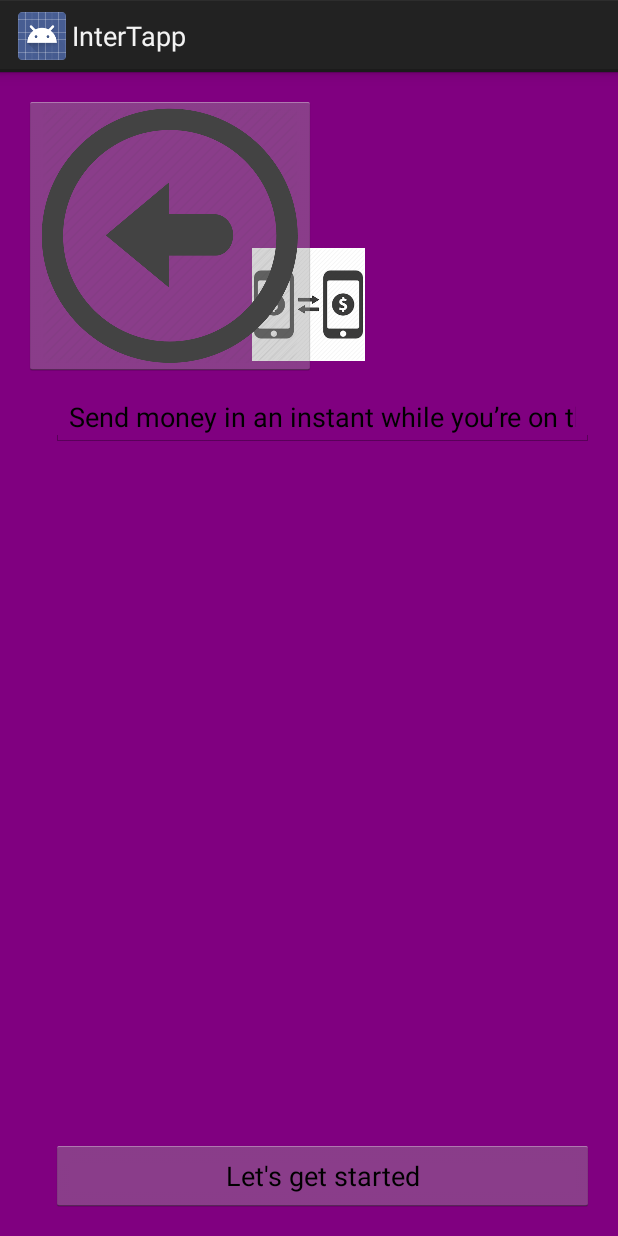
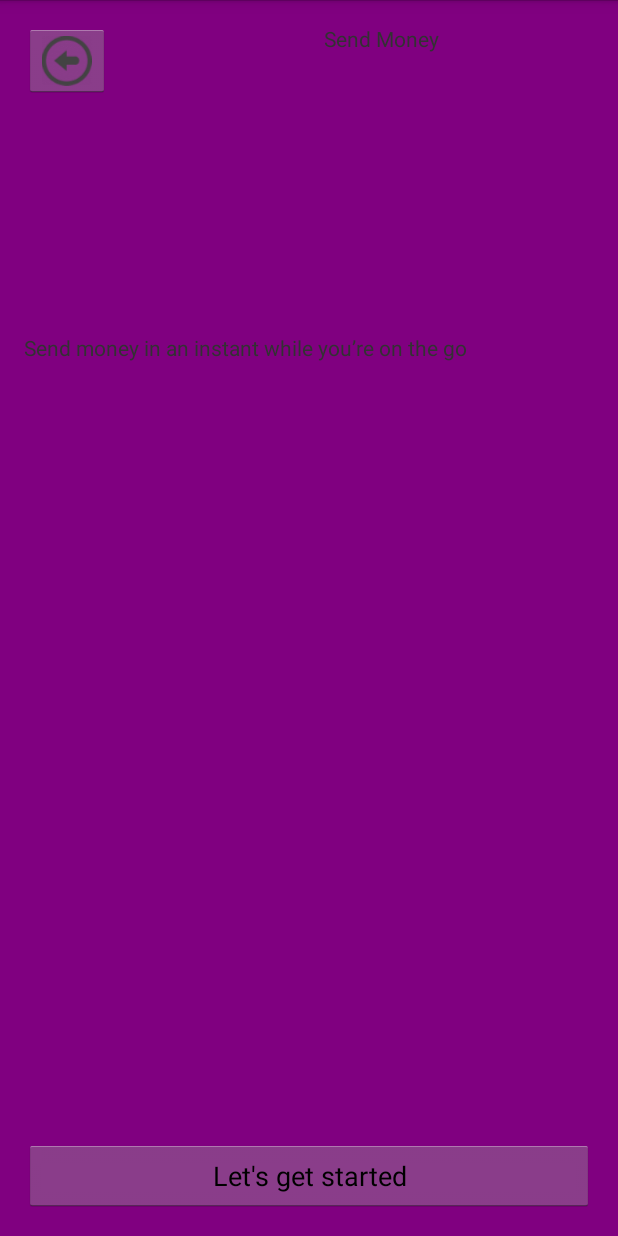
Before and after one commit to jadenyjw/intertap, an Android app: the screen it shows after launch (NFCActivity), on a phone screen of 412 x 824 dp. Run offline under Robolectric (Android 15) with nearby library versions, the phone set to English and light mode, and no system bars; our stand-ins replace Volley.

Commit message:
send moeny

```diff
--- a/app/src/main/java/com/intertapp/NFCActivity.java
+++ b/app/src/main/java/com/intertapp/NFCActivity.java
@@ -8,7 +8,10 @@ import android.nfc.NfcEvent;
 import android.os.Bundle;
 import android.view.Menu;
 import android.view.MenuItem;
+import android.view.View;
+import android.widget.Button;
 import android.widget.EditText;
+import android.widget.ImageButton;
 import android.widget.TextView;
 import android.widget.Toast;
 
@@ -42,6 +45,8 @@ public class NFCActivity extends Activity implements NfcAdapter.CreateNdefMessag
     private final String secretKey = "XyhKlB3ySVGpeNHAWR7XwkASvpiymC/Sr4GQDyZs+YM="; //lul
     private final String salt = "uthacks";
     private String accessToken;
+    private Button getStarted;
+    private ImageButton backbutton;
 
     @Override
     protected void onCreate(Bundle savedInstanceState) {
@@ -60,7 +65,26 @@ public class NFCActivity extends Activity implements NfcAdapter.CreateNdefMessag
         }
 
         mAdapter.setNdefPushMessageCallback(this, this);
+        backbutton = (ImageButton) findViewById(R.id.imageButton2);//get id of button 1
+        getStarted = (Button) findViewById(R.id.button3);//get id of button 2
 
+        backbutton.setOnClickListener(new View.OnClickListener() {
+            @Override
+            public void onClick(View view) {
+
+            }
+        });
+        getStarted.setOnClickListener(new View.OnClickListener() {
+            @Override
+            public void onClick(View view) {
+            EditText amount = (EditText) findViewById(R.id.edit_text_field);
+            TextView instr = (TextView) findViewById(R.id.editText2);
+
+            amount.setVisibility(View.VISIBLE);
+            instr.setVisibility(View.INVISIBLE);
+            getStarted.setVisibility(View.INVISIBLE);
+            }
+        });
     }
 
     /**
@@ -76,4 +100,6 @@ public class NFCActivity extends Activity implements NfcAdapter.CreateNdefMessag
         NdefMessage ndefMessage = new NdefMessage(ndefRecord);
         return ndefMessage;
     }
+
+
 }
--- a/app/src/main/res/layout/activity_nfc.xml
+++ b/app/src/main/res/layout/activity_nfc.xml
@@ -17,32 +17,22 @@
         android:layout_height="50dp"
         android:layout_alignParentLeft="true"
         android:layout_alignParentStart="true"
-        android:layout_below="@+id/button2"
-        android:layout_marginTop="51dp"
+        android:layout_below="@+id/editText3"
+        android:layout_marginTop="63dp"
         android:gravity="top|left"
         android:hint="Type in an Amount"
         android:lines="3"
         android:textSize="32sp"
         android:visibility="invisible" />
 
-    <ImageView
-        android:id="@+id/imageView"
-        android:layout_width="wrap_content"
-        android:layout_height="wrap_content"
-        android:layout_below="@+id/edit_text_field"
-        android:layout_centerHorizontal="true"
-        android:src="@drawable/send" />
-
-    <EditText
+    <TextView
         android:id="@+id/editText2"
         android:layout_width="match_parent"
         android:layout_height="wrap_content"
-        android:layout_alignParentLeft="true"
-        android:layout_alignParentStart="true"
-        android:layout_below="@+id/imageView"
-        android:layout_marginLeft="18dp"
-        android:layout_marginStart="18dp"
-        android:layout_marginTop="18dp"
+        android:layout_alignParentEnd="true"
+        android:layout_alignParentRight="true"
+        android:layout_below="@+id/edit_text_field"
+        android:layout_marginTop="73dp"
         android:ems="10"
         android:inputType="textPersonName"
         android:singleLine="false"
@@ -58,7 +48,7 @@
         android:text="Let's get started" />
 
     <ImageButton
-        android:id="@+id/imageButton"
+        android:id="@+id/imageButton2"
         android:layout_width="wrap_content"
         android:layout_height="wrap_content"
         android:layout_alignParentLeft="true"
@@ -66,4 +56,17 @@
         android:layout_alignParentTop="true"
         android:src="@drawable/backbut" />
 
+    <TextView
+        android:id="@+id/editText3"
+        android:layout_width="wrap_content"
+        android:layout_height="wrap_content"
+        android:layout_alignParentEnd="true"
+        android:layout_alignParentRight="true"
+        android:layout_alignParentTop="true"
+        android:layout_marginEnd="20dp"
+        android:layout_marginRight="20dp"
+        android:ems="10"
+        android:inputType="textPersonName"
+        android:text="Send Money" />
+
 </RelativeLayout>
--- a/app/src/main/res/values/styles.xml
+++ b/app/src/main/res/values/styles.xml
@@ -1,7 +1,7 @@
 <resources>
 
     <!-- Base application theme. -->
-    <style name="AppTheme" parent="android:Theme.Holo.Light.DarkActionBar">
+    <style name="AppTheme" parent="android:Theme.Holo.Light.NoActionBar">
         <!-- Customize your theme here. -->
     </style>
 
```
Also changed, not shown: app/src/main/res/drawable-xxhdpi/backbut.png.
